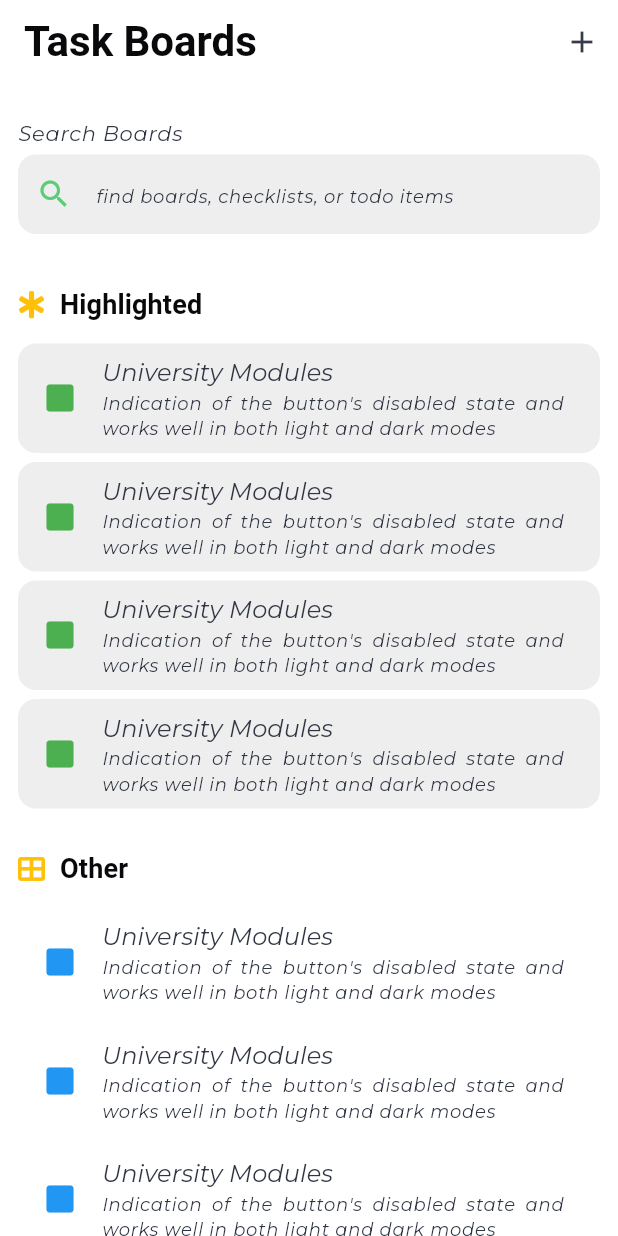
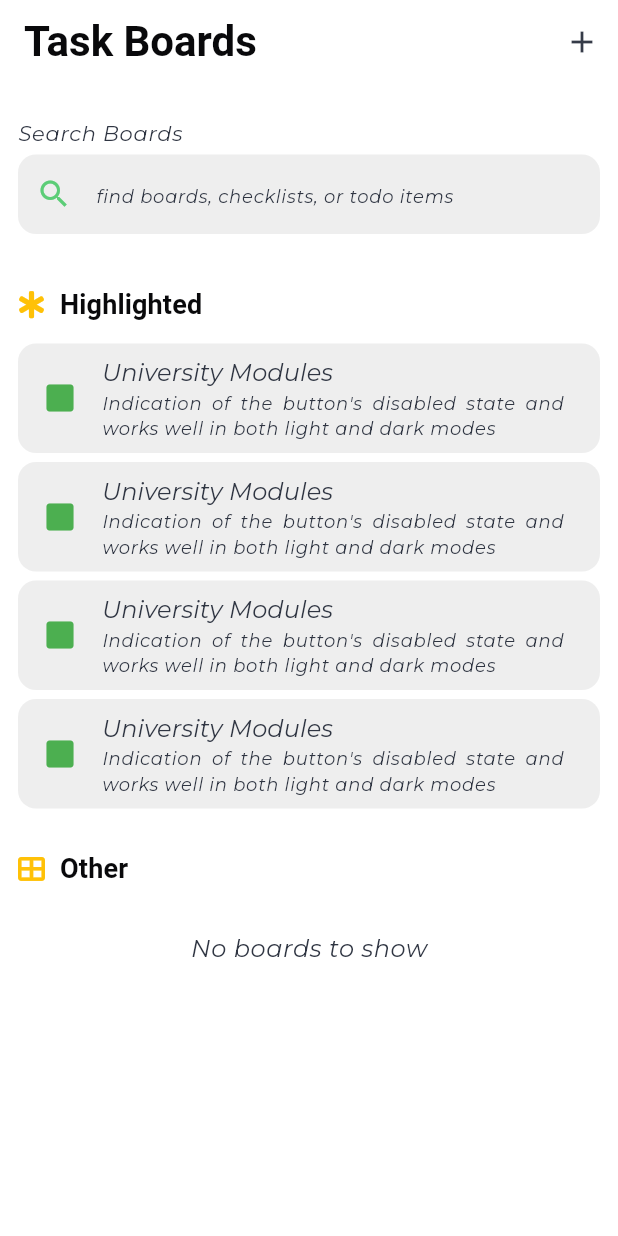
Before and after one commit to aarsh2982/GreenToad, a Flutter app: the TaskBoardsView screen opened by its route, on a phone screen of 412 x 824 dp. Run offline on Flutter 3.47's test engine with Material 3 defaults, Android fonts, the phone set to English and light mode, and no system bars; our stand-ins replace carousel_slider, flutter_riverpod, font_awesome_flutter, go_router, lottie, percent_indicator and 3 more; accounts and stored records are empty; project files that could hold a hidden picture were left out.

Commit message:
taskboards repository and viewmodel completed

```diff
--- a/lib/services/database_service.dart
+++ b/lib/services/database_service.dart
@@ -102,7 +102,7 @@ class DataBaseService {
         CREATE TABLE task_boards (
           id TEXT PRIMARY KEY,
           coverColor INTEGER NOT NULL,
-          boardName TEXT NOT NULL CHECK(LENGTH(boardName) <= 60),
+          boardName TEXT NOT NULL CHECK(LENGTH(boardName) <= 60) UNIQUE,
           description TEXT CHECK(LENGTH(description) <= 2500),
           startTime TEXT,
           endTime TEXT,
--- /dev/null
+++ b/lib/view_models/taskboards_viewmodel.dart
@@ -0,0 +1,44 @@
+// TaskBoards View Model
+import 'package:flutter/material.dart';
+import 'package:flutter_riverpod/flutter_riverpod.dart';
+import 'package:greentoad_app/models/taskboard_model.dart';
+import 'package:greentoad_app/repositories/taskboards_repo.dart';
+
+class TaskBoardsViewModel extends ChangeNotifier {
+  final TaskBoardsRepository _taskBoardsRepository;
+
+  TaskBoardsViewModel(this._taskBoardsRepository);
+
+  List<TaskBoardModel> _boards = [];
+  List<TaskBoardModel> get boards => _boards;
+
+  Future<void> fetchBoards() async {
+    _boards = await _taskBoardsRepository.getAllBoards();
+    notifyListeners();
+  }
+
+  Future<TaskBoardModel?> findBoardById(String id) async {
+    return await _taskBoardsRepository.getBoard(id);
+  }
+
+  Future<void> createBoard(TaskBoardModel board) async {
+    await _taskBoardsRepository.insertBoard(board);
+    await fetchBoards();
+  }
+
+  Future<void> updateBoard(TaskBoardModel board) async {
+    await _taskBoardsRepository.updateBoard(board);
+    fetchBoards();
+  }
+
+  Future<void> deleteBoard(String boardId) async {
+    await _taskBoardsRepository.deleteBoard(boardId);
+    fetchBoards();
+  }
+}
+
+// TaskBoard View Provider
+final taskBoardViewModel = ChangeNotifierProvider((ref) {
+  final taskBoardRepository = ref.watch(taskboardsRepositoryProvider);
+  return TaskBoardsViewModel(taskBoardRepository);
+});
--- a/lib/views/taskboards/taskboards_view.dart
+++ b/lib/views/taskboards/taskboards_view.dart
@@ -27,9 +27,9 @@ class TaskBoardsView extends StatelessWidget {
       ),
       body: SafeArea(
         child: ListView(
-          children: const [
-            FindBoards(),
-            HighlightedBoards(),
+          children: [
+            const FindBoards(),
+            const HighlightedBoards(),
             OtherBoards(),
           ],
         ),
--- a/lib/views/taskboards/widgets/other_boards.dart
+++ b/lib/views/taskboards/widgets/other_boards.dart
@@ -1,17 +1,30 @@
 // Other TaskBoards widget for All TaskBoards View
 import 'package:flutter/material.dart';
 import 'package:font_awesome_flutter/font_awesome_flutter.dart';
+import 'package:flutter_riverpod/flutter_riverpod.dart';
+import 'package:greentoad_app/models/taskboard_model.dart';
+import 'package:greentoad_app/view_models/taskboards_viewmodel.dart';
 
-class OtherBoards extends StatefulWidget {
+class OtherBoards extends ConsumerStatefulWidget {
   const OtherBoards({super.key});
 
   @override
-  State<OtherBoards> createState() => _OtherBoardsState();
+  OtherBoardsState createState() => OtherBoardsState();
 }
 
-class _OtherBoardsState extends State<OtherBoards> {
+class OtherBoardsState extends ConsumerState<OtherBoards> {
+  @override
+  void initState() {
+    super.initState();
+
+    // Fetch boards when the widget is initialized
+    Future.microtask(() => ref.read(taskBoardViewModel).fetchBoards());
+  }
+
   @override
   Widget build(BuildContext context) {
+    final taskBoardsViewModel = ref.watch(taskBoardViewModel);
+
     return Padding(
       padding: const EdgeInsets.symmetric(
         vertical: 14.0,
@@ -21,7 +34,24 @@ class _OtherBoardsState extends State<OtherBoards> {
         crossAxisAlignment: CrossAxisAlignment.start,
         children: [
           _buildHeader(context),
-          for (var i = 0; i < 8; i++) _buildBoardTile(context),
+
+          // conditionally boards and empty message section
+          (taskBoardsViewModel.boards.isEmpty)
+              ? Container(
+                  margin: const EdgeInsets.only(top: 20.0),
+                  child: Center(
+                    child: Text(
+                      "No boards to show",
+                      style: Theme.of(context).textTheme.bodySmall,
+                    ),
+                  ),
+                )
+              : Column(
+                  children: [
+                    for (var board in taskBoardsViewModel.boards)
+                      _buildBoardTile(context, board),
+                  ],
+                ),
         ],
       ),
     );
@@ -49,20 +79,20 @@ class _OtherBoardsState extends State<OtherBoards> {
   }
 
   // ListTile Widget
-  Widget _buildBoardTile(BuildContext context) {
+  Widget _buildBoardTile(BuildContext context, TaskBoardModel board) {
     return Padding(
       padding: const EdgeInsets.symmetric(vertical: 3.0),
       child: ListTile(
-        leading: const Icon(
+        leading: Icon(
           Icons.square_rounded,
-          color: Colors.blue,
+          color: board.coverColor,
         ),
         title: Text(
-          "University Modules",
+          board.boardName,
           style: Theme.of(context).textTheme.labelLarge,
         ),
         subtitle: Text(
-          "Indication of the button's disabled state and works well in both light and dark modes",
+          (board.description != null) ? board.description! : "",
           maxLines: 2,
           overflow: TextOverflow.ellipsis,
           textAlign: TextAlign.justify,
@@ -73,7 +103,9 @@ class _OtherBoardsState extends State<OtherBoards> {
         shape: RoundedRectangleBorder(
           borderRadius: BorderRadius.circular(12.0),
         ),
-        onTap: () {},
+        onTap: () {
+          print("Take user to board with id: ${board.id}");
+        },
       ),
     );
   }
```
Also changed, not shown: lib/repositories/taskboards_repo.dart (+59 -0 lines), lib/views/shared_widgets/buttons.dart (+9 -4 lines), lib/views/taskboards/widgets/new_taskboard_form.dart (+34 -5 lines).
